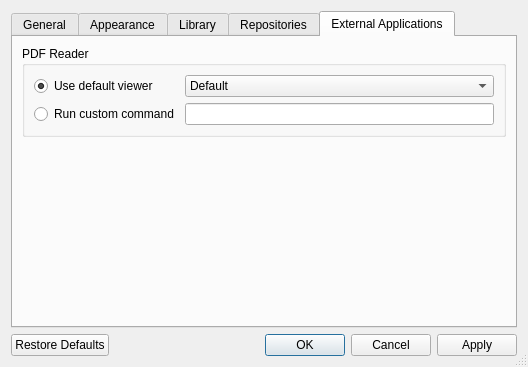
Above: libs/librepcb/workspace/settings/workspacesettingsdialog.ui from LibrePCB/LibrePCB before the change. Below: the same form after it.
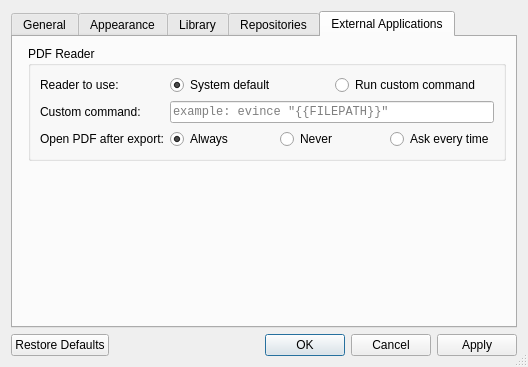
That is the form after the change. The open tabs and pages were chosen to show the change. Custom widgets are drawn as their Qt base class.

Commit message:
Workspace: Update "External Applications" settings UI
Other changes from code review include:
- Replace QProcess::execute with startDetached, because execute is blocking
- Replace button connections with button groups
- Replace use .toNative for filepath string
- Replace grid layout with QFormLayout

```diff
--- a/libs/librepcb/workspace/settings/workspacesettingsdialog.ui
+++ b/libs/librepcb/workspace/settings/workspacesettingsdialog.ui
@@ -284,62 +284,155 @@
       <attribute name="title">
        <string>External Applications</string>
       </attribute>
-      <layout class="QVBoxLayout" name="verticalLayout_2">
-       <item>
+      <layout class="QFormLayout" name="formLayout_5">
+       <item row="0" column="1">
         <widget class="QGroupBox" name="pdfBox">
+         <property name="sizePolicy">
+          <sizepolicy hsizetype="Preferred" vsizetype="Preferred">
+           <horstretch>0</horstretch>
+           <verstretch>0</verstretch>
+          </sizepolicy>
+         </property>
          <property name="title">
           <string>PDF Reader</string>
          </property>
-         <layout class="QGridLayout" name="gridLayout">
+         <layout class="QFormLayout" name="formLayout_4">
           <item row="0" column="0">
-           <widget class="QRadioButton" name="pdfDefaultRadioBtn">
+           <widget class="QLabel" name="label_13">
+            <property name="sizePolicy">
+             <sizepolicy hsizetype="Expanding" vsizetype="Preferred">
+              <horstretch>0</horstretch>
+              <verstretch>0</verstretch>
+             </sizepolicy>
+            </property>
             <property name="text">
-             <string>Use default viewer</string>
+             <string>Reader to use:</string>
             </property>
-            <property name="checked">
-             <bool>true</bool>
+           </widget>
+          </item>
+          <item row="1" column="0">
+           <widget class="QLabel" name="label_14">
+            <property name="sizePolicy">
+             <sizepolicy hsizetype="Expanding" vsizetype="Preferred">
+              <horstretch>0</horstretch>
+              <verstretch>0</verstretch>
+             </sizepolicy>
             </property>
+            <property name="text">
+             <string>Custom command:</string>
+            </property>
            </widget>
           </item>
+          <item row="2" column="0">
+           <widget class="QLabel" name="label_15">
+            <property name="sizePolicy">
+             <sizepolicy hsizetype="Expanding" vsizetype="Preferred">
+              <horstretch>0</horstretch>
+              <verstretch>0</verstretch>
+             </sizepolicy>
+            </property>
+            <property name="text">
+             <string>Open PDF after export:</string>
+            </property>
+           </widget>
+          </item>
+          <item row="0" column="1">
+           <layout class="QHBoxLayout" name="pdfReaderHLayout">
+            <item>
+             <widget class="QRadioButton" name="pdfDefaultRadioBtn">
+              <property name="text">
+               <string>System default</string>
+              </property>
+              <property name="checked">
+               <bool>true</bool>
+              </property>
+              <attribute name="buttonGroup">
+               <string notr="true">pdfReaderGroup</string>
+              </attribute>
+             </widget>
+            </item>
+            <item>
+             <widget class="QRadioButton" name="pdfCustomRadioBtn">
+              <property name="text">
+               <string>Run custom command</string>
+              </property>
+              <attribute name="buttonGroup">
+               <string notr="true">pdfReaderGroup</string>
+              </attribute>
+             </widget>
+            </item>
+           </layout>
+          </item>
           <item row="1" column="1">
            <widget class="QLineEdit" name="pdfCustomCmdEdit">
             <property name="enabled">
              <bool>true</bool>
             </property>
-           </widget>
-          </item>
-          <item row="1" column="0">
-           <widget class="QRadioButton" name="pdfCustomRadioBtn">
-            <property name="text">
-             <string>Run custom command</string>
+            <property name="sizePolicy">
+             <sizepolicy hsizetype="Expanding" vsizetype="Fixed">
+              <horstretch>0</horstretch>
+              <verstretch>0</verstretch>
+             </sizepolicy>
             </property>
+            <property name="font">
+             <font>
+              <family>Monospace</family>
+             </font>
+            </property>
+            <property name="toolTip">
+             <string>&lt;html&gt;&lt;head/&gt;&lt;body&gt;&lt;p&gt;Use &lt;span style=&quot; font-family:'monospace';&quot;&gt;{{FILEPATH}}}&lt;/span&gt; as placeholder for the filename.&lt;/p&gt;&lt;p&gt;Notice: If your path contains space you may need to add quotes like this: &lt;span style=&quot; font-family:'monospace';&quot;&gt;&amp;quot;{{FILEPATH}}&amp;quot;&lt;/span&gt; .&lt;/p&gt;&lt;/body&gt;&lt;/html&gt;</string>
+            </property>
+            <property name="maxLength">
+             <number>500</number>
+            </property>
+            <property name="placeholderText">
+             <string>example: evince &quot;{{FILEPATH}}&quot;</string>
+            </property>
+            <property name="clearButtonEnabled">
+             <bool>true</bool>
+            </property>
            </widget>
           </item>
-          <item row="0" column="1">
-           <widget class="QComboBox" name="pdfDefaultCombo">
+          <item row="2" column="1">
+           <layout class="QHBoxLayout" name="pdfOpenHLayout">
             <item>
-             <property name="text">
-              <string>Default</string>
-             </property>
+             <widget class="QRadioButton" name="pdfOpenAlwaysRadio">
+              <property name="text">
+               <string>Always</string>
+              </property>
+              <property name="checked">
+               <bool>true</bool>
+              </property>
+              <attribute name="buttonGroup">
+               <string notr="true">pdfOpenGroup</string>
+              </attribute>
+             </widget>
             </item>
-           </widget>
+            <item>
+             <widget class="QRadioButton" name="pdfOpenNeverRadio">
+              <property name="text">
+               <string>Never</string>
+              </property>
+              <attribute name="buttonGroup">
+               <string notr="true">pdfOpenGroup</string>
+              </attribute>
+             </widget>
+            </item>
+            <item>
+             <widget class="QRadioButton" name="pdfOpenAskRadio">
+              <property name="text">
+               <string>Ask every time</string>
+              </property>
+              <attribute name="buttonGroup">
+               <string notr="true">pdfOpenGroup</string>
+              </attribute>
+             </widget>
+            </item>
+           </layout>
           </item>
          </layout>
         </widget>
        </item>
-       <item>
-        <spacer name="verticalSpacer">
-         <property name="orientation">
-          <enum>Qt::Vertical</enum>
-         </property>
-         <property name="sizeHint" stdset="0">
-          <size>
-           <width>20</width>
-           <height>40</height>
-          </size>
-         </property>
-        </spacer>
-       </item>
       </layout>
      </widget>
     </widget>
```
Left out of the diff: 6 changed lines with no effect on the pictures. The commit also changes 3 other files.
